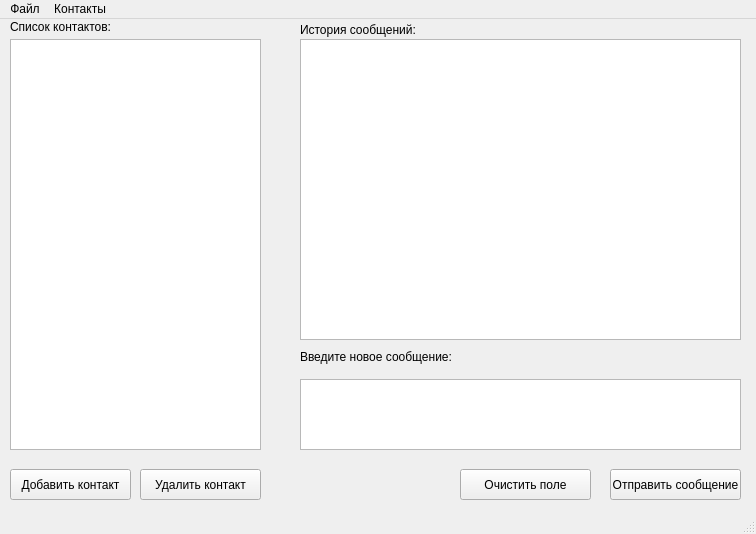
Above: client/client.ui from AEpolyakov/async_v2 before the change. Below: the same form after it.
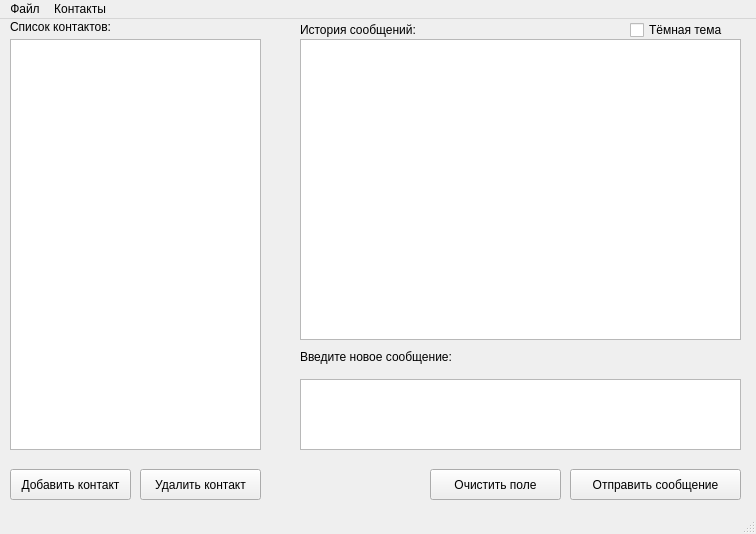
That is the form after the change.

Commit message: theme switcher

Diff of the .ui file:
```diff
--- a/client/client.ui
+++ b/client/client.ui
@@ -87,7 +87,7 @@
      <rect>
       <x>300</x>
       <y>330</y>
-      <width>171</width>
+      <width>431</width>
       <height>16</height>
      </rect>
     </property>
@@ -118,9 +118,9 @@
    <widget class="QPushButton" name="btn_send">
     <property name="geometry">
      <rect>
-      <x>610</x>
+      <x>570</x>
       <y>450</y>
-      <width>131</width>
+      <width>171</width>
       <height>31</height>
      </rect>
     </property>
@@ -131,7 +131,7 @@
    <widget class="QPushButton" name="btn_clear">
     <property name="geometry">
      <rect>
-      <x>460</x>
+      <x>430</x>
       <y>450</y>
       <width>131</width>
       <height>31</height>
@@ -141,6 +141,19 @@
      <string>Очистить поле</string>
     </property>
    </widget>
+   <widget class="QCheckBox" name="theme_switch">
+    <property name="geometry">
+     <rect>
+      <x>630</x>
+      <y>0</y>
+      <width>101</width>
+      <height>22</height>
+     </rect>
+    </property>
+    <property name="text">
+     <string>Тёмная тема</string>
+    </property>
+   </widget>
   </widget>
   <widget class="QMenuBar" name="menubar">
    <property name="geometry">
```
The commit also changes 3 other files.
